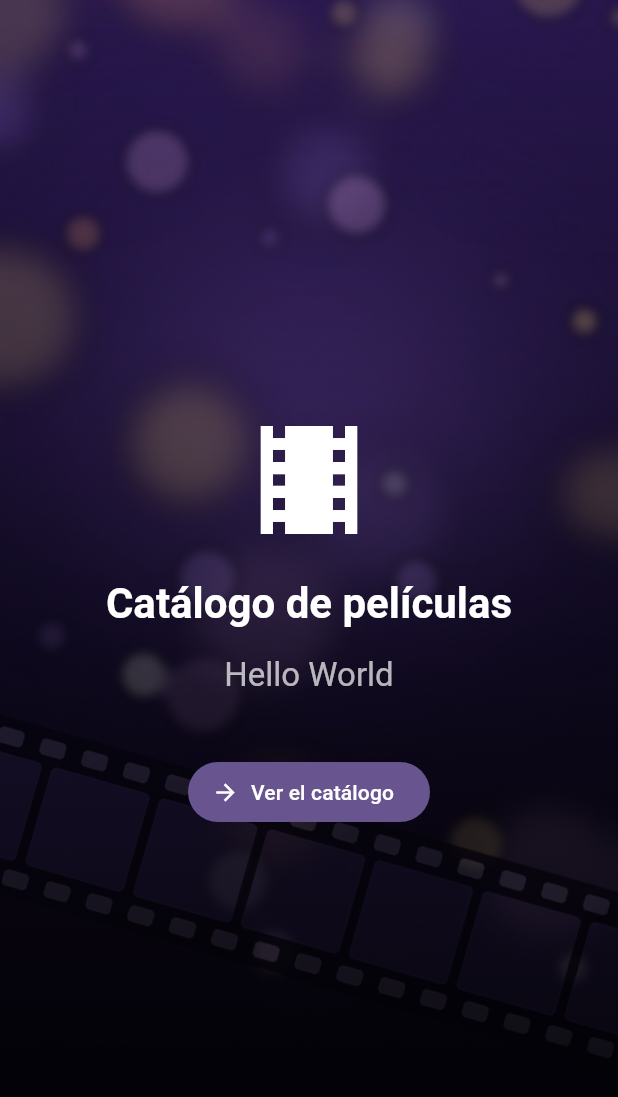
After one commit to hiramAcevedo/LDSW-Utilizacion-de-widgets, a Flutter app: the screen it shows after launch, on a phone screen of 412 x 824 dp. The commit adds this screen. Shown: the top 1097 px of the screen. Run offline on Flutter 3.47's test engine with Material 3 defaults, Android fonts, the phone set to English and light mode, and no system bars.

Commit message:
Construir la pantalla de inicio con la imagen de fondo, el icono y el mensaje Hello World, con sus pruebas y el README

```diff
--- /dev/null
+++ b/lib/inicio.dart
@@ -0,0 +1,98 @@
+import 'package:flutter/material.dart';
+import 'package:flutter/services.dart';
+
+import 'catalogo.dart';
+import 'constantes.dart';
+
+/// La pantalla de inicio: la imagen de fondo debajo y, encima, el icono, el
+/// nombre de la aplicación, el mensaje de bienvenida y el botón que abre el
+/// catálogo.
+///
+/// Sigue los pasos de "Lay out a widget" (docs.flutter.dev/ui/layout): el
+/// widget de layout es un Stack (con un Center y una Column adentro), los
+/// widgets visibles son la Image, el Icon y los Text, y el Stack es el cuerpo
+/// del Scaffold que devuelve build.
+class InicioPage extends StatelessWidget {
+  const InicioPage({super.key});
+
+  /// Ruta de la imagen de fondo, declarada en la sección assets de pubspec.yaml.
+  static const String imagenFondo = 'assets/images/fondo_inicio.jpg';
+
+  /// El mensaje de bienvenida.
+  static const String bienvenida = 'Hello World';
+
+  @override
+  Widget build(BuildContext context) {
+    final tema = Theme.of(context);
+    return AnnotatedRegion<SystemUiOverlayStyle>(
+      // La imagen es oscura: los iconos de la barra de estado van en claro.
+      value: SystemUiOverlayStyle.light,
+      child: Scaffold(
+        body: Stack(
+          fit: StackFit.expand,
+          children: [
+            // 1. La base del Stack: la imagen de fondo cubre toda la pantalla.
+            Image.asset(imagenFondo, fit: BoxFit.cover),
+            // 2. Un velo que se oscurece hacia abajo, para que el texto se lea
+            //    sobre la imagen.
+            const DecoratedBox(
+              decoration: BoxDecoration(
+                gradient: LinearGradient(
+                  begin: Alignment.topCenter,
+                  end: Alignment.bottomCenter,
+                  colors: [Colors.black26, Colors.black87],
+                ),
+              ),
+            ),
+            // 3. El contenido, centrado: el icono, el nombre de la app, la
+            //    bienvenida y el botón, uno debajo de otro.
+            SafeArea(
+              child: Center(
+                child: Padding(
+                  padding: const EdgeInsets.symmetric(horizontal: 32),
+                  child: Column(
+                    mainAxisSize: MainAxisSize.min,
+                    spacing: 16,
+                    children: [
+                      const Icon(
+                        Icons.local_movies,
+                        size: 96,
+                        color: Colors.white,
+                      ),
+                      Text(
+                        nombreApp,
+                        textAlign: TextAlign.center,
+                        style: tema.textTheme.headlineMedium?.copyWith(
+                          color: Colors.white,
+                          fontWeight: FontWeight.bold,
+                        ),
+                      ),
+                      Text(
+                        bienvenida,
+                        style: tema.textTheme.titleLarge?.copyWith(
+                          color: Colors.white70,
+                        ),
+                      ),
+                      const SizedBox(height: 8),
+                      FilledButton.icon(
+                        onPressed: () {
+                          Navigator.of(context).push(
+                            MaterialPageRoute<void>(
+                              builder: (_) => const CatalogoPage(),
+                            ),
+                          );
+                        },
+                        icon: const Icon(Icons.arrow_forward),
+                        label: const Text('Ver el catálogo'),
+                      ),
+                    ],
+                  ),
+                ),
+              ),
+            ),
+          ],
+        ),
+      ),
+    );
+  }
+}
--- a/lib/main.dart
+++ b/lib/main.dart
@@ -1,7 +1,7 @@
 import 'package:flutter/material.dart';
 
-import 'catalogo.dart';
 import 'constantes.dart';
+import 'inicio.dart';
 
 void main() {
   runApp(const MyApp());
@@ -17,7 +17,7 @@ class MyApp extends StatelessWidget {
       theme: ThemeData(
         colorScheme: ColorScheme.fromSeed(seedColor: Colors.deepPurple),
       ),
-      home: const CatalogoPage(),
+      home: const InicioPage(),
     );
   }
 }
```
Also changed, not shown: pubspec.yaml (+4 -5 lines), assets/images/fondo_inicio.jpg (added), docs/inicio.png (added), 2 other files.
